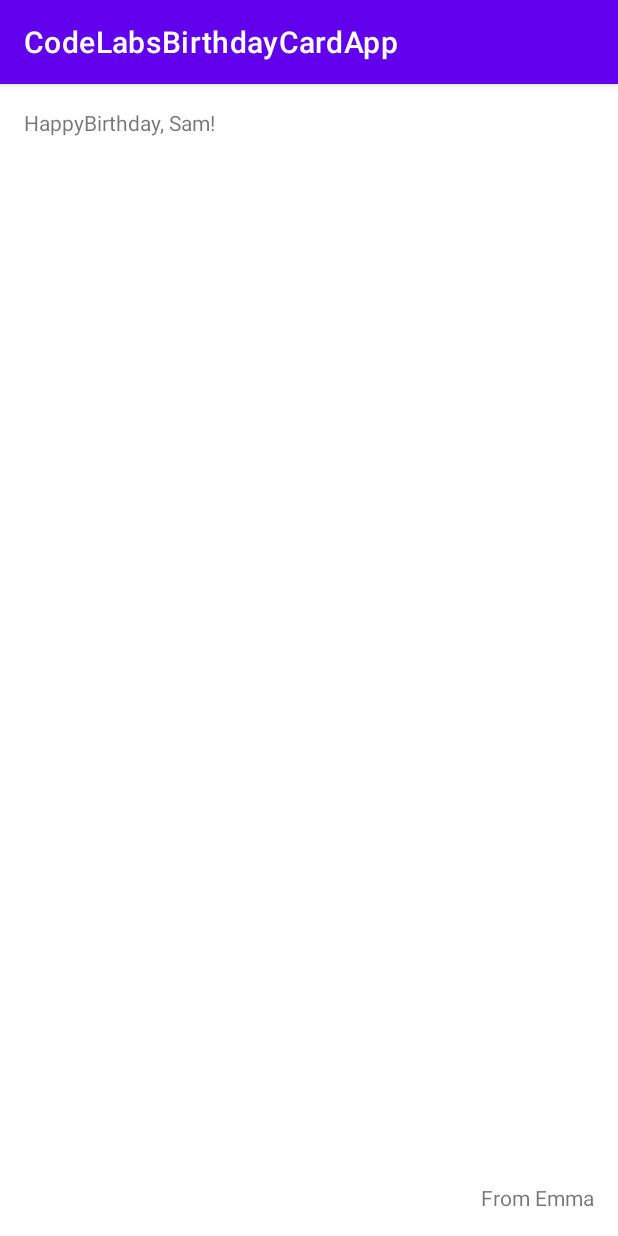
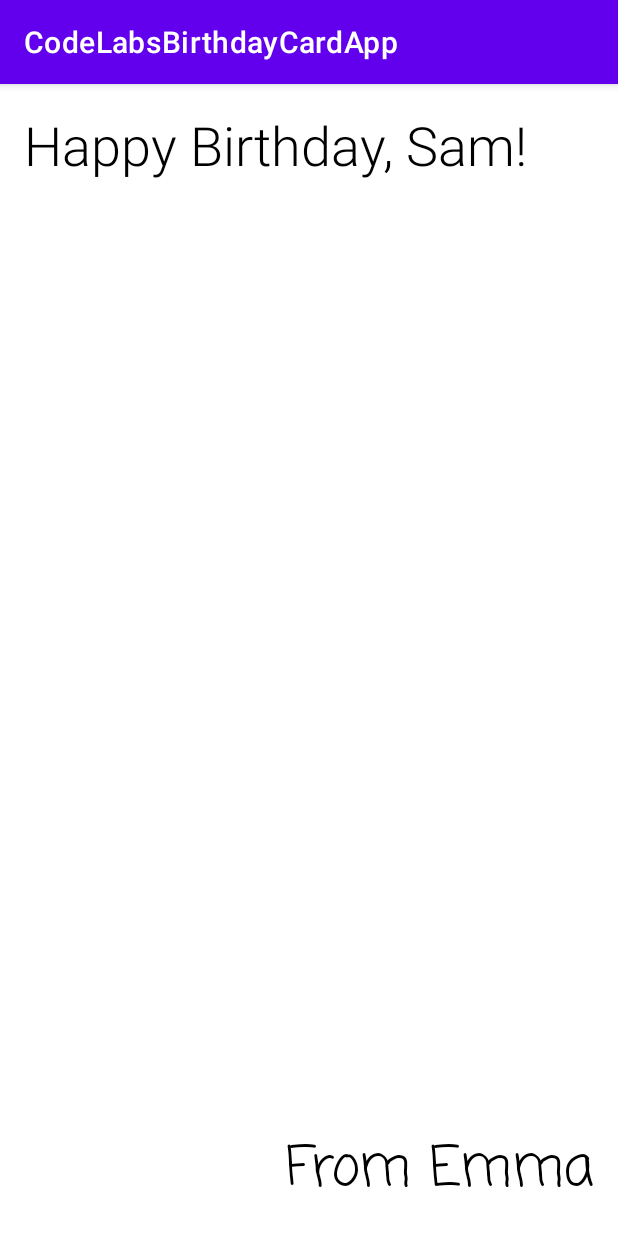
Before and after one commit to Andrei-Kazakov/CodeLabsBirthdayCardApp, an Android app: the screen it shows after launch (MainActivity), on a phone screen of 412 x 824 dp. Run offline under Robolectric (Android 15) with nearby library versions, the phone set to English and light mode, and no system bars.

Commit message:
changed text style

```diff
--- a/app/src/main/res/layout/activity_main.xml
+++ b/app/src/main/res/layout/activity_main.xml
@@ -12,7 +12,10 @@
         android:layout_height="wrap_content"
         android:layout_marginStart="16dp"
         android:layout_marginTop="16dp"
-        android:text="HappyBirthday, Sam!"
+        android:fontFamily="sans-serif-light"
+        android:text="Happy Birthday, Sam!"
+        android:textColor="@color/black"
+        android:textSize="36sp"
         app:layout_constraintStart_toStartOf="parent"
         app:layout_constraintTop_toTopOf="parent" />
 
@@ -22,7 +25,10 @@
         android:layout_height="wrap_content"
         android:layout_marginEnd="16dp"
         android:layout_marginBottom="16dp"
+        android:fontFamily="casual"
         android:text="From Emma"
+        android:textColor="@color/black"
+        android:textSize="36sp"
         app:layout_constraintBottom_toBottomOf="parent"
         app:layout_constraintEnd_toEndOf="parent" />
 </androidx.constraintlayout.widget.ConstraintLayout>
```
